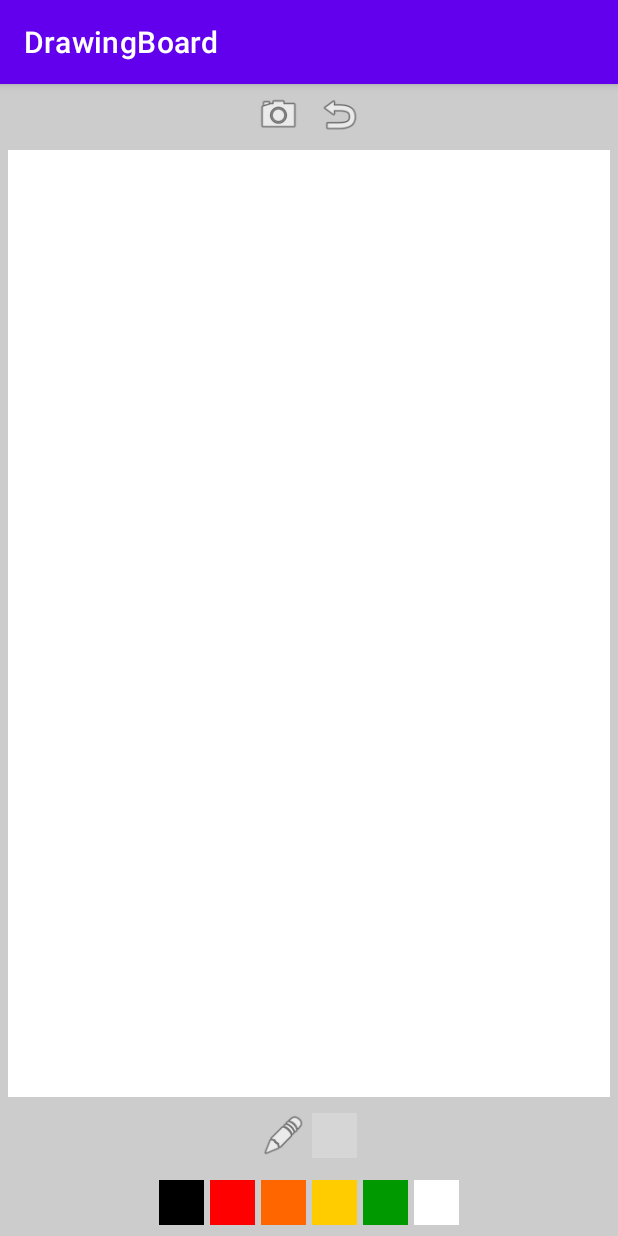
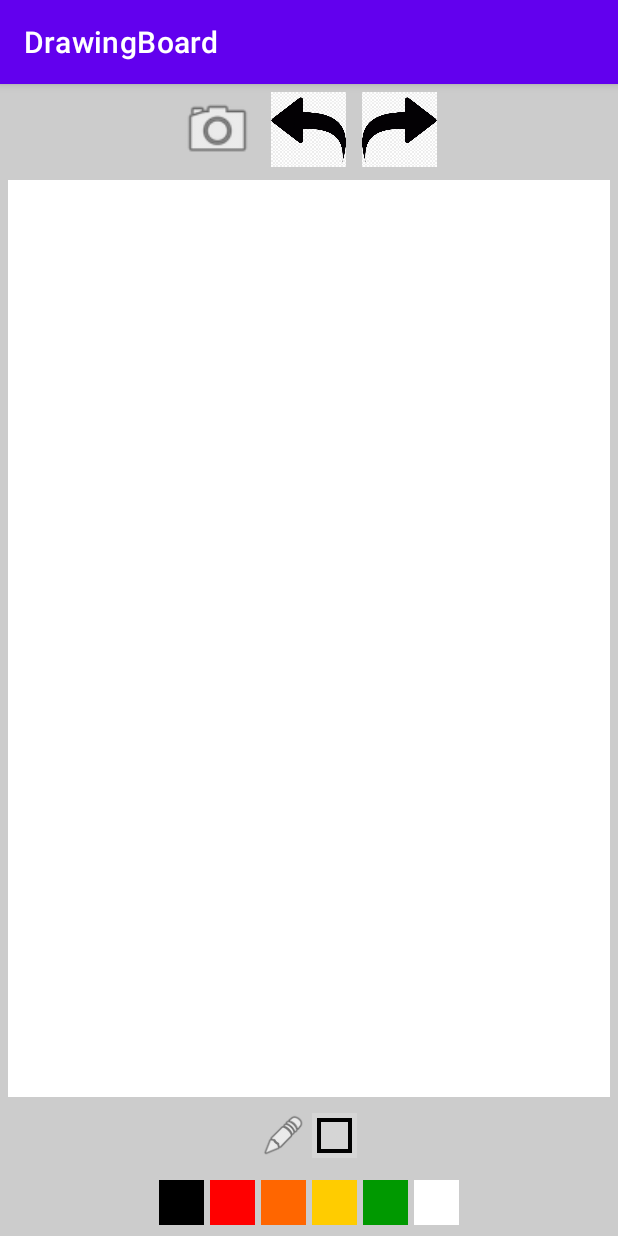
Before and after one commit to DevCoop-code/Android_DrawingBoard, an Android app: the screen it shows after launch (MainActivity), on a phone screen of 412 x 824 dp. Run offline under Robolectric (Android 15) with nearby library versions, the phone set to English and light mode, and no system bars; grey boxes are pictures that could not be loaded.

Commit message:
feat: add undo & redo func

```diff
--- a/app/src/main/java/com/hankyo/jeong/drawingboard/MainActivity.java
+++ b/app/src/main/java/com/hankyo/jeong/drawingboard/MainActivity.java
@@ -57,4 +57,9 @@ public class MainActivity extends AppCompatActivity {
         Log.d(TAG, "undo Drawing");
         paintingView.undoDrawing();
     }
+
+    public void redoDrawing(View view) {
+        Log.d(TAG, "redo Drawing");
+        paintingView.redoDrawing();
+    }
 }
--- a/app/src/main/res/layout/activity_main.xml
+++ b/app/src/main/res/layout/activity_main.xml
@@ -18,16 +18,22 @@
             android:orientation="horizontal">
             <ImageButton
                 android:layout_margin="5dp"
-                android:layout_width="30dp"
-                android:layout_height="30dp"
+                android:layout_width="50dp"
+                android:layout_height="50dp"
                 android:background="@android:drawable/ic_menu_camera"
                 android:onClick="getPhotoData"/>
             <ImageButton
                 android:layout_margin="5dp"
-                android:layout_width="30dp"
-                android:layout_height="30dp"
-                android:background="@android:drawable/ic_menu_revert"
+                android:layout_width="50dp"
+                android:layout_height="50dp"
+                android:background="@drawable/undo_arrow"
                 android:onClick="undoDrawing"/>
+            <ImageButton
+                android:layout_margin="5dp"
+                android:layout_width="50dp"
+                android:layout_height="50dp"
+                android:background="@drawable/redo_arrow"
+                android:onClick="redoDrawing"/>
         </LinearLayout>
         <com.hankyo.jeong.drawingboard.views.PaintingView
             android:id="@+id/paintView"
```
Also changed, not shown: app/src/main/java/com/hankyo/jeong/drawingboard/views/PaintingView.java (+13 -0 lines), app/src/main/res/drawable/drawrec_icon.png (added), app/src/main/res/drawable/redo_arrow.png (added), app/src/main/res/drawable/undo_arrow.png (added), 1 other file.
